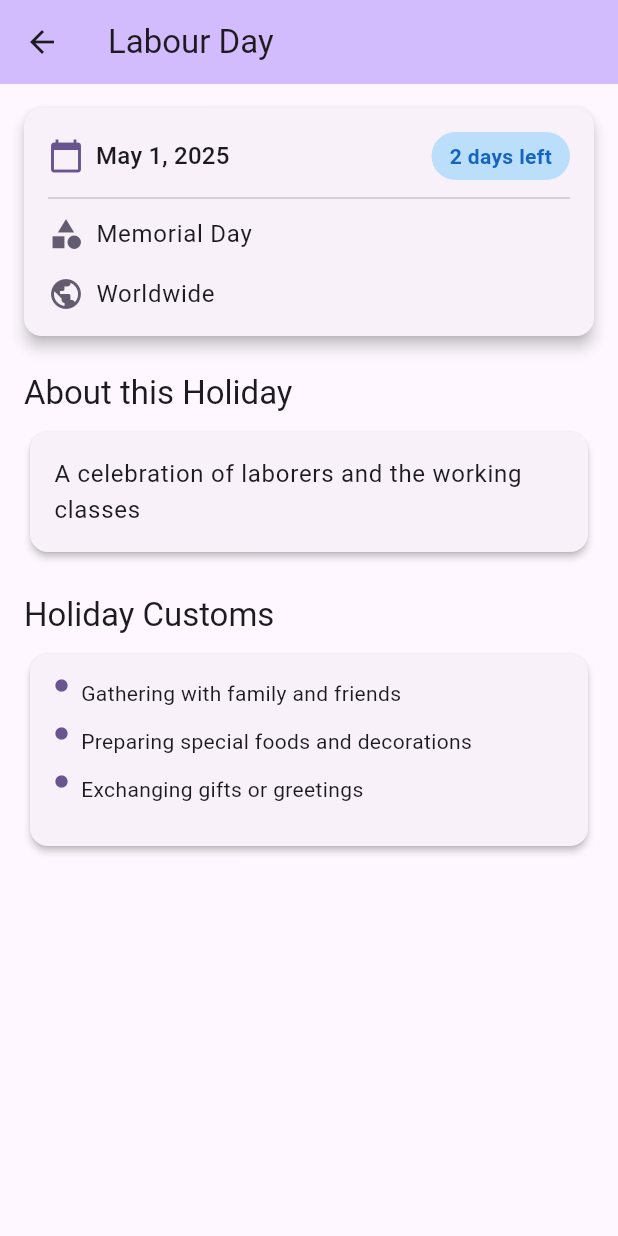
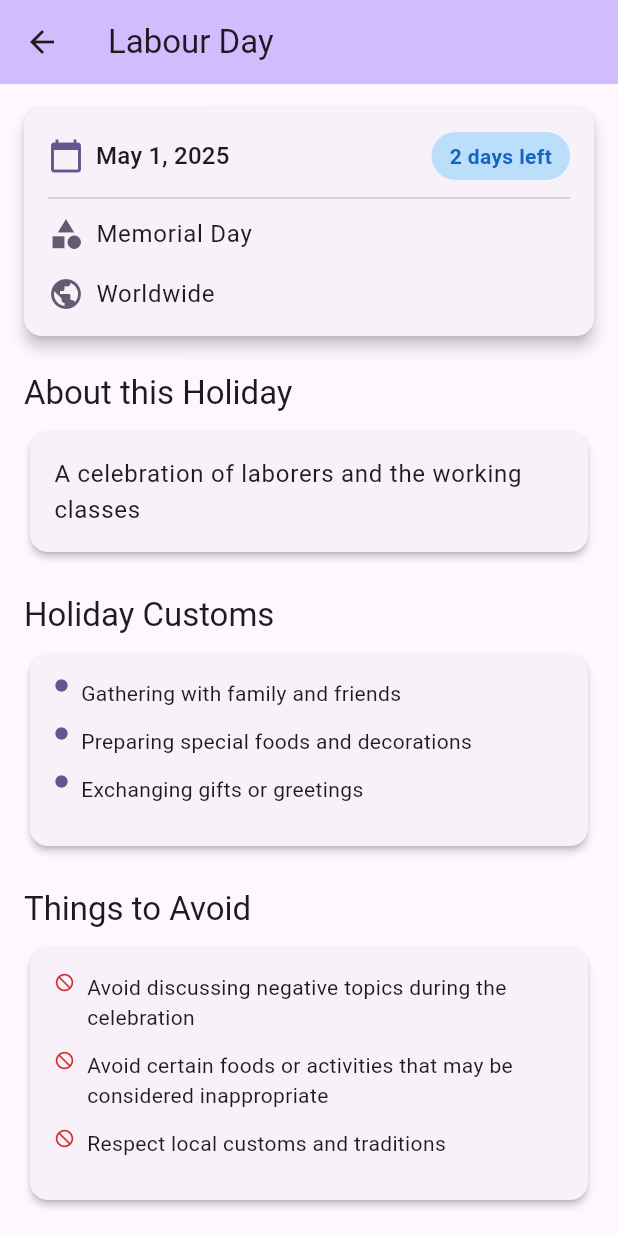
Before and after one commit to deloog/jinlin, a Flutter app: the screen it shows after launch, after a tap on "Labour Day", on a phone screen of 412 x 824 dp. Run offline on Flutter 3.47's test engine with Material 3 defaults, Android fonts, the light colour scheme and no system bars; our stand-ins replace file_picker, flutter_dotenv, permission_handler, share_plus, shared_preferences, speech_to_text; missing offline and left inert: lunar; generated files the repository leaves out were written again.

Commit message:
1. 修复英文界面中的中文文本问题：调整日期格式化逻辑，根据语言环境选择不同的格式；2. 在节日详情页中添加禁忌信息部分：为各种节日添加传统禁忌，帮助用户了解文化差异

```diff
--- a/lib/holiday_detail_screen.dart
+++ b/lib/holiday_detail_screen.dart
@@ -209,6 +209,43 @@ class HolidayDetailScreen extends StatelessWidget {
                 ),
               ),
             ),
+
+            const SizedBox(height: 24),
+
+            // 节日禁忌标题
+            Padding(
+              padding: const EdgeInsets.only(bottom: 8.0),
+              child: Text(
+                l10n.holidayTaboos,
+                style: theme.textTheme.titleLarge,
+              ),
+            ),
+
+            // 节日禁忌内容
+            Card(
+              elevation: 2,
+              child: Padding(
+                padding: const EdgeInsets.all(16.0),
+                child: Column(
+                  crossAxisAlignment: CrossAxisAlignment.start,
+                  children: _getHolidayTaboos(holiday.id, l10n).map((taboo) {
+                    return Padding(
+                      padding: const EdgeInsets.only(bottom: 12.0),
+                      child: Row(
+                        crossAxisAlignment: CrossAxisAlignment.start,
+                        children: [
+                          Icon(Icons.do_not_disturb, size: 14, color: Colors.red[700]),
+                          const SizedBox(width: 8),
+                          Expanded(
+                            child: Text(taboo, style: theme.textTheme.bodyMedium),
+                          ),
+                        ],
+                      ),
+                    );
+                  }).toList(),
+                ),
+              ),
+            ),
           ],
         ),
       ),
@@ -319,4 +356,78 @@ class HolidayDetailScreen extends StatelessWidget {
         ];
     }
   }
+
+  // 根据节日ID获取禁忌列表
+  List<String> _getHolidayTaboos(String holidayId, AppLocalizations l10n) {
+    // 这里可以根据节日ID返回相应的禁忌列表
+
+    switch (holidayId) {
+      case 'CN_SpringFestival':
+        return [
+          '避免打破物品：春节期间打破碗碟等物品被视为不吉利',
+          '避免使用负面词语：如"死"、"破"、"完"等词语被认为会带来厄运',
+          '避免在初一洗头发：民间认为会"洗掉"好运',
+          '避免在初一打扫：被认为会"扫走"财运',
+          '避免借钱给他人：被认为会导致全年都在借钱',
+        ];
+      case 'CN_QingMing':
+        return [
+          '避免穿鲜艳的衣服：扫墓时应穿素色衣服以示尊重',
+          '避免在祭祀时说不吉利的话：如"再见"等',
+          '避免在雨天扫墓：民间认为会影响逝者安宁',
+          '避免空手而归：应带一些土或树叶回家，象征带回好运',
+        ];
+      case 'CN_DragonBoatFestival':
+        return [
+          '避免在水中游泳：民间认为这一天水中的龙会捉人',
+          '避免晒衣服：被认为会招来不幸',
+          '避免午睡：被认为会导致疾病',
+        ];
+      case 'CN_MidAutumnFestival':
+        return [
+          '避免将月饼切成两半：应该掰开分享，切开被认为不吉利',
+          '避免在月下哭泣：被认为会带来厄运',
+          '避免在月亮升起前吃月饼：传统上应等月亮升起后再享用',
+        ];
+      case 'JP_NewYear':
+        return [
+          '避免打扫：日本新年前三天不应打扫，以免"扫走"好运',
+          '避免使用刀具：被认为会"切断"好运',
+          '避免在新年说负面词语：如"死"、"分离"等',
+        ];
+      case 'JP_Obon':
+        return [
+          '避免在盂兰盆节期间举行婚礼：被认为不吉利',
+          '避免在这段时间游泳：民间认为祖先的灵魂可能会将人拉入水中',
+          '避免在祭坛前拍照：被认为不尊重祖先',
+          '避免在送火时回头看：民间认为会带来厄运',
+        ];
+      case 'KR_Chuseok':
+        return [
+          '避免穿鲜艳的衣服：祭祀时应穿素色衣服',
+          '避免空手拜访亲友：应带礼物表示尊重',
+          '避免在祭祀时说不吉利的话',
+        ];
+      case 'IN_Diwali':
+        return [
+          '避免在排灯节当天打扫：被认为会"扫走"财神',
+          '避免在这一天借钱或还钱：被认为会影响财运',
+          '避免穿黑色或白色衣服：这些颜色在印度文化中与丧事相关',
+          '避免在排灯节期间剪头发或指甲：被认为不吉利',
+        ];
+      case 'WEST_Christmas':
+        return [
+          '避免在圣诞节取下装饰：传统上应在1月6日（主显节）之后才取下',
+          '避免送尖锐的礼物：如刀具，被认为会"切断"关系',
+          '避免在圣诞树下放空礼物盒：被认为会带来一年的失望',
+        ];
+      default:
+        // 对于其他节日，返回通用的禁忌描述
+        return [
+          l10n.genericTaboo1,
+          l10n.genericTaboo2,
+          l10n.genericTaboo3,
+        ];
+    }
+  }
 }
--- a/lib/l10n/app_localizations_en.arb
+++ b/lib/l10n/app_localizations_en.arb
@@ -258,5 +258,10 @@
   },
   "genericCustom1": "Gathering with family and friends",
   "genericCustom2": "Preparing special foods and decorations",
-  "genericCustom3": "Exchanging gifts or greetings"
+  "genericCustom3": "Exchanging gifts or greetings",
+
+  "holidayTaboos": "Things to Avoid",
+  "genericTaboo1": "Avoid discussing negative topics during the celebration",
+  "genericTaboo2": "Avoid certain foods or activities that may be considered inappropriate",
+  "genericTaboo3": "Respect local customs and traditions"
   }
--- a/lib/l10n/app_localizations_zh.arb
+++ b/lib/l10n/app_localizations_zh.arb
@@ -248,5 +248,10 @@
   },
   "genericCustom1": "与家人和朋友团聚",
   "genericCustom2": "准备特色食品和装饰",
-  "genericCustom3": "交换礼物或祝福"
+  "genericCustom3": "交换礼物或祝福",
+
+  "holidayTaboos": "节日禁忌",
+  "genericTaboo1": "避免在庆祝活动中讨论负面话题",
+  "genericTaboo2": "避免某些可能被认为不适当的食物或活动",
+  "genericTaboo3": "尊重当地习俗和传统"
   }
--- a/lib/main.dart
+++ b/lib/main.dart
@@ -791,9 +791,15 @@ Widget _buildHolidayCard(BuildContext context, SpecialDate holiday, DateTime upc
     final locale = Localizations.localeOf(context); // 获取当前 Locale
     final now = DateTime.now(); // 获取当前时间
 
-    // 使用 intl 格式化公历日期
-    // 你可以根据喜好调整格式，例如 'yyyy年M月d日 EEEE' 会显示星期几
-    final gregorianDateString = DateFormat('yyyy年M月d日', locale.toString()).format(now);
+    // 使用 intl 格式化公历日期，根据语言环境选择不同的格式
+    String gregorianDateString;
+    if (locale.languageCode == 'zh') {
+      // 中文环境使用中文格式
+      gregorianDateString = DateFormat('yyyy年M月d日', locale.toString()).format(now);
+    } else {
+      // 其他语言环境使用通用格式
+      gregorianDateString = DateFormat.yMMMMd(locale.toString()).format(now);
+    }
 
     String fullDateString = gregorianDateString; // 默认只显示公历
 
--- a/lib/special_date.dart
+++ b/lib/special_date.dart
@@ -151,25 +151,42 @@ class SpecialDate {
   }
 
   // 辅助方法：格式化即将到来的日期和剩余天数
-  String formatUpcomingDate(DateTime upcomingDate, DateTime currentDate) {
-     // 确保 currentDate 也是日期部分，忽略时间
+  String formatUpcomingDate(DateTime upcomingDate, DateTime currentDate, {String? locale}) {
+    // 确保 currentDate 也是日期部分，忽略时间
     DateTime currentDay = DateTime(currentDate.year, currentDate.month, currentDate.day);
     final difference = upcomingDate.difference(currentDay).inDays;
-    // 确保初始化中文格式
-    initializeDateFormatting('zh_CN', null);
-    final formattedDate = DateFormat('yyyy-MM-dd (E)', 'zh_CN').format(upcomingDate);
+
+    // 根据语言环境选择格式
+    final String actualLocale = locale ?? 'en';
+    final bool isChinese = actualLocale.startsWith('zh');
+
+    // 确保初始化日期格式
+    initializeDateFormatting(actualLocale, null);
+
+    // 根据语言环境选择不同的日期格式
+    final formattedDate = isChinese
+        ? DateFormat('yyyy-MM-dd (E)', 'zh_CN').format(upcomingDate)
+        : DateFormat('MMM d, yyyy (EEE)', actualLocale).format(upcomingDate);
 
     if (difference == 0) {
-      return '$formattedDate (今天)';
+      return isChinese
+          ? '$formattedDate (今天)'
+          : '$formattedDate (Today)';
     } else if (difference == 1) {
-      return '$formattedDate (明天)';
+      return isChinese
+          ? '$formattedDate (明天)'
+          : '$formattedDate (Tomorrow)';
     } else if (difference == 2) {
-      return '$formattedDate (后天)';
+      return isChinese
+          ? '$formattedDate (后天)'
+          : '$formattedDate (Day after tomorrow)';
     } else if (difference > 0) {
-       return '$formattedDate (还有 $difference 天)';
+      return isChinese
+          ? '$formattedDate (还有 $difference 天)'
+          : '$formattedDate ($difference days left)';
     } else {
-       // 一般不应出现这种情况，因为 getUpcomingOccurrence 会返回未来日期
-       return formattedDate;
+      // 一般不应出现这种情况，因为 getUpcomingOccurrence 会返回未来日期
+      return formattedDate;
     }
   }
 
```
